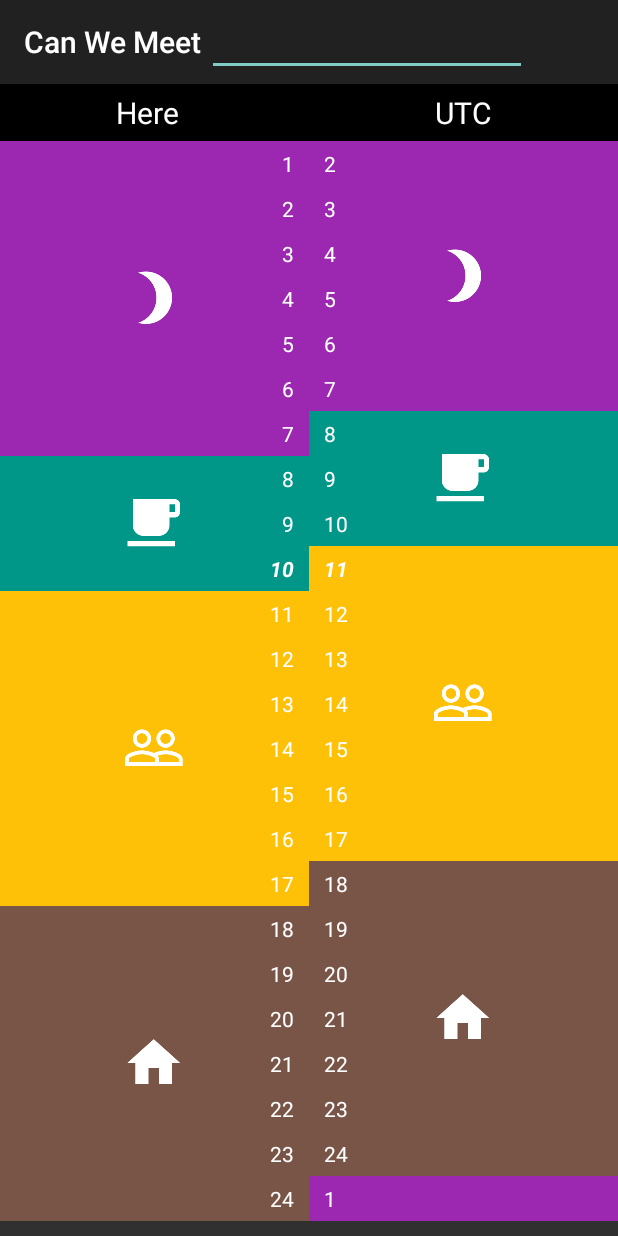
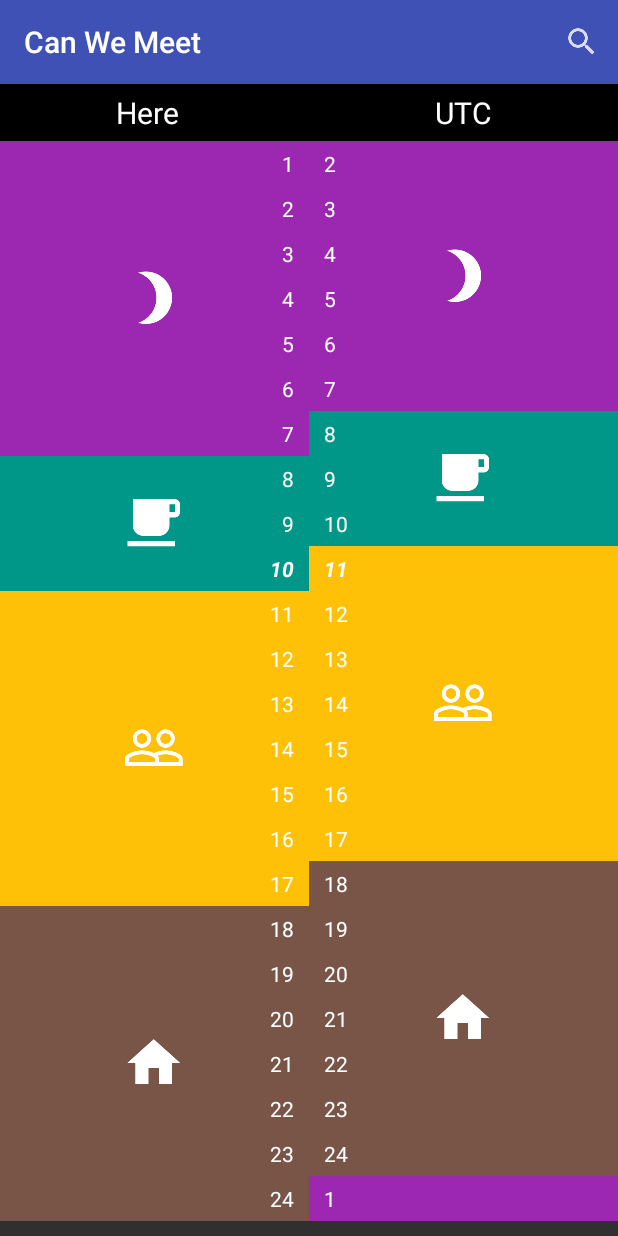
Before and after one commit to renegens/Can-We-Meet, an Android app: the screen it shows after launch (MainActivity), on a phone screen of 412 x 824 dp. Run offline under Robolectric (Android 15) with nearby library versions, the phone set to English and light mode, and no system bars.

Commit message:
AppCompat enabled

```diff
--- a/app/src/main/AndroidManifest.xml
+++ b/app/src/main/AndroidManifest.xml
@@ -8,7 +8,7 @@
         android:allowBackup="true"
         android:icon="@mipmap/ic_launcher"
         android:label="@string/app_name"
-        android:theme="@android:style/Theme.Material">
+        android:theme="@style/AppTheme.Base">
 
 
         <activity
--- a/app/src/main/java/gepalcreations/canwemeet/MainActivity.java
+++ b/app/src/main/java/gepalcreations/canwemeet/MainActivity.java
@@ -1,13 +1,13 @@
 package gepalcreations.canwemeet;
 
 
-import android.app.ActionBar;
-import android.app.Activity;
 import android.content.Context;
 import android.graphics.Point;
 import android.graphics.Typeface;
 import android.graphics.drawable.Drawable;
 import android.os.Bundle;
+import android.support.v7.app.AppCompatActivity;
+import android.support.v7.widget.Toolbar;
 import android.util.DisplayMetrics;
 import android.util.Log;
 import android.util.TypedValue;
@@ -15,12 +15,13 @@ import android.view.Display;
 import android.view.Gravity;
 import android.view.KeyEvent;
 import android.view.LayoutInflater;
+import android.view.Menu;
+import android.view.MenuItem;
 import android.view.View;
 import android.view.ViewGroup;
 import android.view.inputmethod.EditorInfo;
 import android.view.inputmethod.InputMethodManager;
 import android.widget.AdapterView;
-import android.widget.ArrayAdapter;
 import android.widget.AutoCompleteTextView;
 import android.widget.ImageView;
 import android.widget.LinearLayout;
@@ -36,13 +37,14 @@ import java.util.Arrays;
 import java.util.List;
 
 
-public class MainActivity extends Activity {
+public class MainActivity extends AppCompatActivity {
 
     private LinearLayout timeLinearLayout;
     private View line;
     Context context = this;
     static int activityHeight = 0;
     private Measures measures;
+    private Toolbar toolbar;
 
 
     private enum dayPart {
@@ -58,21 +60,98 @@ public class MainActivity extends Activity {
         super.onCreate(savedInstanceState);
         setContentView(R.layout.activity_main);
 
+
+
+        //Get the appcompat toolbar
+        toolbar = (Toolbar)findViewById(R.id.app_bar);
+        if (toolbar != null) {
+            toolbar.setTitle(R.string.app_name);
+            setSupportActionBar(toolbar);
+        }
+
+
+        //ActionBar actionBar = getActionBar();
+        //ActionBar.setDisplayHomeAsUpEnabled(false);
+        //actionBar.setDisplayShowCustomEnabled(true);
+        //actionBar.setDisplayShowTitleEnabled(true);
+        //actionBar.setIcon(R.drawable.ic_search);
+
+
+
+        //Getting time from clock and timezone animation class in minutes
+        Clock mClock = new Clock();
+        //int currentMinutes = mClock.getMinutes();
+        int currentHours = mClock.getHours();
+        int currentTimeZone = mClock.getTimeZone();
+
+        //Kapou to gamisa kai einai sinexei null to selection. Gamiseto gia ayrio
+        /*String selection = "";
+        if (selection == null)
+            selection = "Europe/Berlin";*/
+        //gejava.util.Date date = new java.util.Date(System.currentTimeMillis());
+
+        DateTimeZone dtz = DateTimeZone.getDefault();
+        String selection = dtz.getID();
+        Log.i("Value of selection", String.valueOf(selection));
+
+        int timeZoneDifference = timeCalculator(selection);
+
+        //Log.e("hours", String.valueOf(currentHours));
+        //int height = getScreenHeight() - getDensityPixelToRemove(context);
+
+        //Log.e("Screen Height",String.valueOf(getScreenHeight()));
+        //Log.e("Screen Density",String.valueOf(getDensityPixelToRemove(context)));
+        //Log.e("Final Height",String.valueOf(height));
+
+        //Loading Layout
+        timeLinearLayout = (LinearLayout) findViewById(R.id.current_time_linear);
+        timeLinearLayout.setOrientation(LinearLayout.VERTICAL);
+        //Loading Line
+        //line = findViewById(R.id.line);
+
+        //File screenShotsDir = new File(Environment.getExternalStorageDirectory(), "CanWeMeet");
+
+        //if (!screenShotsDir.exists()) {
+        //    screenShotsDir.mkdirs();
+        //}
+
+
+        measures = new Measures();
+
+        setPaddingToTextViews(currentHours);
+
+        loadImagesFromXML(timeZoneDifference, currentHours, selection);
+
+        // float timeCalculation = getTimeCalculation(currentHours, currentMinutes, height);
+        //float timeCalculation = getTimeCalculation(currentHours, currentMinutes, measures.getLeftLinearHeight());
+        //line.setTranslationY(timeCalculation);
+
+
+    }
+    @Override
+    public boolean onCreateOptionsMenu(Menu menu) {
+      /* Inflate the menu; this adds items to the action bar if
+      it is present */
+        getMenuInflater().inflate(R.menu.options_menu, menu);
+        return true;
+    }
+
+    @Override
+    public boolean onOptionsItemSelected(MenuItem item) {
+        // Handle item selection
+        switch (item.getItemId()) {
+            case R.id.menu_search:
+                //Initialize Table
                 CityTable mCityTable = new CityTable();
                 String[] cities = mCityTable.tableReturn();
-
-
-        ActionBar actionBar = getActionBar();
-        actionBar.setDisplayHomeAsUpEnabled(false);
-        actionBar.setDisplayShowCustomEnabled(true);
-        actionBar.setDisplayShowTitleEnabled(true);
-        actionBar.setIcon(R.drawable.ic_search);
-
                 LayoutInflater inflator = (LayoutInflater) this
                         .getSystemService(Context.LAYOUT_INFLATER_SERVICE);
                 View v = inflator.inflate(R.layout.actionbar, null);
 
-        actionBar.setCustomView(v);
+                //actionBar.setCustomView(v);
+
+                getSupportActionBar().setDisplayShowCustomEnabled(true);
+                getSupportActionBar().setCustomView(v);
 
                 //ArrayAdapter<String> adapter = new ArrayAdapter<String>(this,
                 //        android.R.layout.simple_dropdown_item_1line, cities);
@@ -194,56 +273,11 @@ public class MainActivity extends Activity {
                         return false;
                     }
                 });
+                return true;
 
-        //Getting time from clock and timezone animation class in minutes
-        Clock mClock = new Clock();
-        //int currentMinutes = mClock.getMinutes();
-        int currentHours = mClock.getHours();
-        int currentTimeZone = mClock.getTimeZone();
-
-        //Kapou to gamisa kai einai sinexei null to selection. Gamiseto gia ayrio
-        /*String selection = "";
-        if (selection == null)
-            selection = "Europe/Berlin";*/
-        //gejava.util.Date date = new java.util.Date(System.currentTimeMillis());
-
-        DateTimeZone dtz = DateTimeZone.getDefault();
-        String selection = dtz.getID();
-        Log.i("Value of selection", String.valueOf(selection));
-
-        int timeZoneDifference = timeCalculator(selection);
-
-        //Log.e("hours", String.valueOf(currentHours));
-        //int height = getScreenHeight() - getDensityPixelToRemove(context);
-
-        //Log.e("Screen Height",String.valueOf(getScreenHeight()));
-        //Log.e("Screen Density",String.valueOf(getDensityPixelToRemove(context)));
-        //Log.e("Final Height",String.valueOf(height));
-
-        //Loading Layout
-        timeLinearLayout = (LinearLayout) findViewById(R.id.current_time_linear);
-        timeLinearLayout.setOrientation(LinearLayout.VERTICAL);
-        //Loading Line
-        //line = findViewById(R.id.line);
-
-        //File screenShotsDir = new File(Environment.getExternalStorageDirectory(), "CanWeMeet");
-
-        //if (!screenShotsDir.exists()) {
-        //    screenShotsDir.mkdirs();
-        //}
-
-
-        measures = new Measures();
-
-        setPaddingToTextViews(currentHours);
-
-        loadImagesFromXML(timeZoneDifference, currentHours, selection);
-
-        // float timeCalculation = getTimeCalculation(currentHours, currentMinutes, height);
-        //float timeCalculation = getTimeCalculation(currentHours, currentMinutes, measures.getLeftLinearHeight());
-        //line.setTranslationY(timeCalculation);
-
-
+            default:
+                return super.onOptionsItemSelected(item);
+        }
     }
 
     private int timeCalculator(String selection) {
--- a/app/src/main/res/layout/activity_main.xml
+++ b/app/src/main/res/layout/activity_main.xml
@@ -6,7 +6,12 @@
     android:orientation="vertical"
     tools:context=".MainActivity">
 
+    <include
+        android:id="@+id/app_bar"
+        layout="@layout/app_bar" />
+
     <ScrollView
+        android:layout_below="@+id/app_bar"
         android:layout_width="match_parent"
         android:layout_height="match_parent"
         android:scrollbars="none">
@@ -439,7 +444,7 @@
                 android:layout_width="match_parent"
                 android:layout_height="2dp"
                 android:background="@color/md_grey_500"
-                android:visibility="gone"/>
+                android:visibility="gone" />
 
         </RelativeLayout>
 
--- /dev/null
+++ b/app/src/main/res/layout/app_bar.xml
@@ -0,0 +1,11 @@
+<?xml version="1.0" encoding="utf-8"?>
+<android.support.v7.widget.Toolbar xmlns:android="http://schemas.android.com/apk/res/android"
+    xmlns:app="http://schemas.android.com/apk/res-auto"
+
+    android:layout_width="match_parent"
+    android:layout_height="wrap_content"
+    android:background="?attr/colorPrimary"
+    android:minHeight="?attr/actionBarSize"
+    app:theme="@style/ThemeOverlay.AppCompat.Dark">
+
+</android.support.v7.widget.Toolbar>
--- a/app/src/main/res/menu/options_menu.xml
+++ b/app/src/main/res/menu/options_menu.xml
@@ -6,9 +6,8 @@
 	<item android:id="@+id/menu_search"
 		  android:icon="@drawable/ic_search"
 		  android:title="@string/search_hint"
-		  android:showAsAction="ifRoom"
-
-		  app:actionViewClass="android.ArrayAdapterSearchView"/>
+		  yourapp:showAsAction="always"
+		  />
 
 
 </menu>
--- /dev/null
+++ b/app/src/main/res/values-v21/styles.xml
@@ -0,0 +1,9 @@
+<?xml version="1.0" encoding="utf-8"?>
+<resources>
+    <style name="AppTheme" parent="AppTheme.Base">
+        <item name="android:colorPrimary">@color/md_indigo_500</item>
+        <item name="android:colorPrimaryDark">@color/md_indigo_500</item>
+        <item name="android:colorAccent">@color/md_pink_500</item>
+
+    </style>
+</resources>
--- /dev/null
+++ b/app/src/main/res/values/styles.xml
@@ -0,0 +1,12 @@
+<?xml version="1.0" encoding="utf-8"?>
+<resources>
+    <style name="AppTheme" parent="AppTheme.Base">
+
+    </style>
+
+    <style name="AppTheme.Base" parent="Theme.AppCompat.NoActionBar">
+        <item name="colorPrimary">@color/md_indigo_500</item>
+        <item name="colorPrimaryDark">@color/md_indigo_700</item>
+        <item name="colorAccent">@color/md_pink_500</item>
+    </style>
+</resources>
```
Also changed, not shown: 1 other file. Lines whose indentation alone changed are shown as unchanged.
